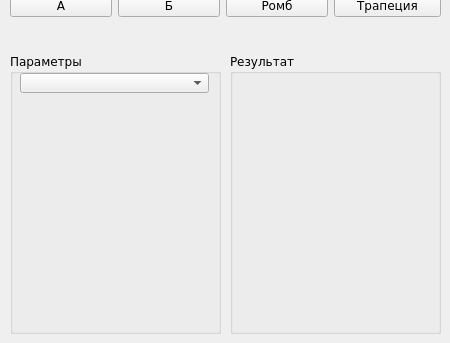
Before: the Qt Designer form main_gui.ui in visor517/geometric_calculator, drawn with Qt 5; both pictures show x 0 to 450 and y 327 to 670 of the 450 by 670 pixel window.
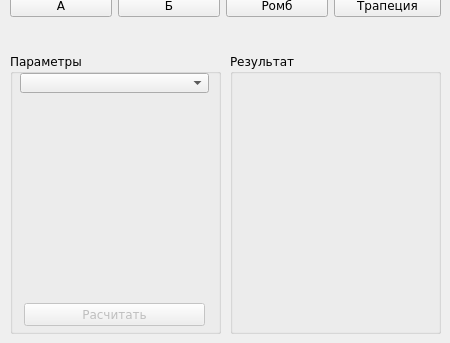
After: the same form once the commit is applied.

Commit message: rewrited run to class

```diff
--- a/main_gui.ui
+++ b/main_gui.ui
@@ -158,7 +158,7 @@
        <x>10</x>
        <y>50</y>
        <width>191</width>
-       <height>221</height>
+       <height>191</height>
       </rect>
      </property>
      <layout class="QFormLayout" name="optionsFormLayout"/>
@@ -173,6 +173,22 @@
       </rect>
      </property>
     </widget>
+    <widget class="QPushButton" name="calculateButton">
+     <property name="enabled">
+      <bool>false</bool>
+     </property>
+     <property name="geometry">
+      <rect>
+       <x>14</x>
+       <y>250</y>
+       <width>181</width>
+       <height>23</height>
+      </rect>
+     </property>
+     <property name="text">
+      <string>Расчитать</string>
+     </property>
+    </widget>
    </widget>
    <widget class="QGroupBox" name="outputBox">
     <property name="geometry">
```
The commit also changes 2 other files.
